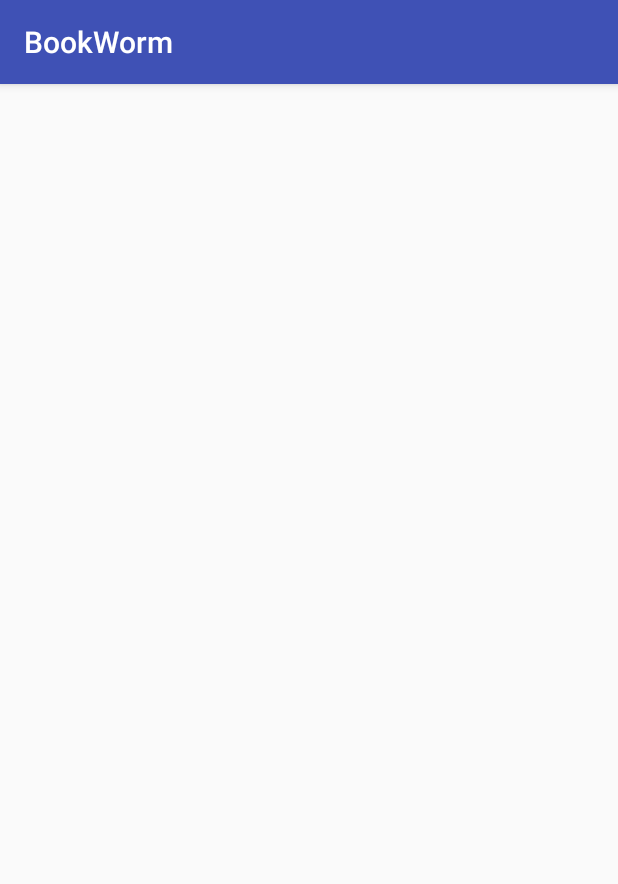
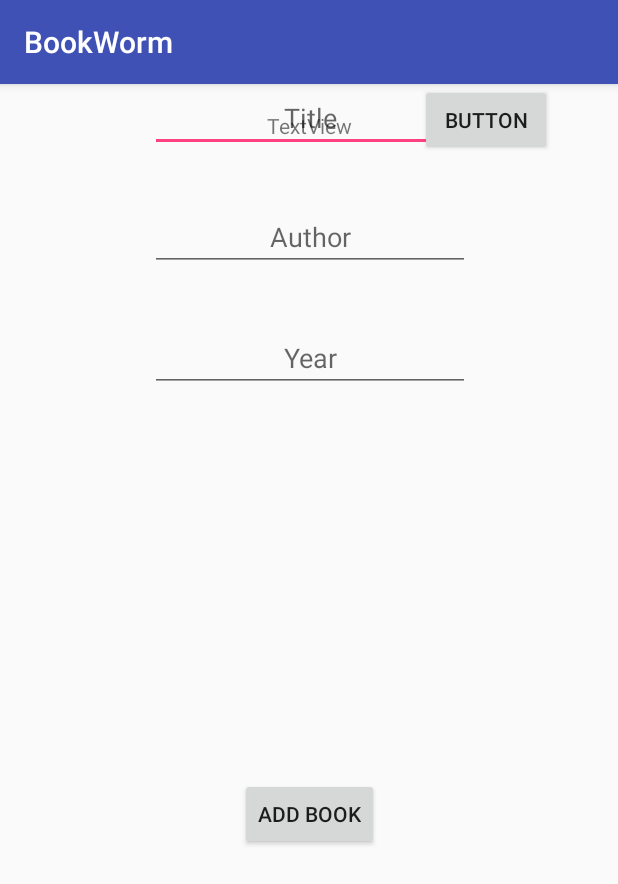
Before and after one commit to jgarcia162/Bookworm, an Android app: the screen it shows after launch (MainActivity), on a phone screen of 412 x 824 dp. Shown: the top 884 px of the screen. Run offline under Robolectric (Android 15) with nearby library versions, the phone set to English and light mode, and no system bars; libraries missing offline, so code that uses them is left out: io.objectbox, io.objectbox.android, io.objectbox.query; 3 statements that could not run were skipped.

Commit message:
implemented ObjectBox database, added edit texts and buttons for testing purposes

```diff
--- a/app/build.gradle
+++ b/app/build.gradle
@@ -1,4 +1,5 @@
 apply plugin: 'com.android.application'
+apply plugin: 'io.objectbox'
 
 android {
     compileSdkVersion 25
--- a/app/src/main/AndroidManifest.xml
+++ b/app/src/main/AndroidManifest.xml
@@ -2,7 +2,9 @@
 <manifest xmlns:android="http://schemas.android.com/apk/res/android"
     package="jose.com.bookworm">
 
+
     <application
+        android:name="jose.com.bookworm.App"
         android:allowBackup="true"
         android:icon="@mipmap/ic_launcher"
         android:label="@string/app_name"
@@ -18,4 +20,5 @@
         </activity>
     </application>
 
+
 </manifest>
--- /dev/null
+++ b/app/src/main/java/jose/com/bookworm/App.java
@@ -0,0 +1,29 @@
+package jose.com.bookworm;
+
+import android.app.Application;
+
+import io.objectbox.BoxStore;
+import io.objectbox.android.AndroidObjectBrowser;
+import jose.com.bookworm.model.MyObjectBox;
+
+/**
+ * Created by Joe on 10/23/17.
+ */
+
+public class App extends Application {
+
+    private BoxStore boxStore;
+
+    @Override
+    public void onCreate() {
+        super.onCreate();
+        boxStore = MyObjectBox.builder().androidContext(App.this).build();
+        if(BuildConfig.DEBUG){
+            new AndroidObjectBrowser(boxStore).start(this);
+        }
+    }
+
+    public BoxStore getBoxStore(){
+        return boxStore;
+    }
+}
--- a/app/src/main/java/jose/com/bookworm/MainActivity.java
+++ b/app/src/main/java/jose/com/bookworm/MainActivity.java
@@ -1,14 +1,67 @@
 package jose.com.bookworm;
 
+import android.os.Bundle;
 import android.support.v7.app.AppCompatActivity;
-import android.os.Bundle;
+import android.view.View;
+import android.widget.Button;
+import android.widget.EditText;
+import android.widget.TextView;
+
+import io.objectbox.Box;
+import io.objectbox.BoxStore;
+import io.objectbox.query.Query;
+import io.objectbox.query.QueryBuilder;
+import jose.com.bookworm.model.Book;
+import jose.com.bookworm.model.Book_;
 
 public class MainActivity extends AppCompatActivity {
+
+    private TextView textView;
+    private EditText titleEditText;
+    private EditText authorEditText;
+    private Button addBookButton;
+    private Button getBookButton;
+    private Box<Book> bookBox;
 
     @Override
     protected void onCreate(Bundle savedInstanceState) {
         super.onCreate(savedInstanceState);
-        setContentView(R.layout.activity_main);
+        setContentView(R.layout.add_book_layout);
         setTitle("BookWorm");
+
+        BoxStore boxStore =((App) getApplication()).getBoxStore();
+        bookBox = boxStore.boxFor(Book.class);
+
+        textView = (TextView) findViewById(R.id.textView);
+        titleEditText = (EditText) findViewById(R.id.title_edit_text);
+        authorEditText = (EditText) findViewById(R.id.author_edit_text);
+        addBookButton = (Button) findViewById(R.id.add_book_button);
+        getBookButton = (Button) findViewById(R.id.button);
+
+        addBookButton.setOnClickListener(new View.OnClickListener() {
+            @Override
+            public void onClick(View v) {
+                Book book = new Book();
+                book.setTitle(titleEditText.getText().toString());
+                book.setAuthor(authorEditText.getText().toString());
+                addBook(book);
+            }
+        });
+
+        getBookButton.setOnClickListener(new View.OnClickListener() {
+            @Override
+            public void onClick(View v) {
+                QueryBuilder<Book> queryBuilder = bookBox.query();
+                queryBuilder.equal(Book_.title,titleEditText.getText().toString());
+                Query<Book> query = queryBuilder.build();
+                String title = query.findFirst() == null ? "No Books": query.findFirst().getTitle();
+                textView.setText(title);
+            }
+        });
+
+    }
+
+    void addBook(Book book) {
+        bookBox.put(book);
     }
 }
--- a/app/src/main/res/layout/activity_main.xml
+++ /dev/null
@@ -1,9 +0,0 @@
-<?xml version="1.0" encoding="utf-8"?>
-<android.support.constraint.ConstraintLayout xmlns:android="http://schemas.android.com/apk/res/android"
-    xmlns:app="http://schemas.android.com/apk/res-auto"
-    xmlns:tools="http://schemas.android.com/tools"
-    android:layout_width="match_parent"
-    android:layout_height="match_parent"
-    tools:context="jose.com.bookworm.MainActivity">
-
-</android.support.constraint.ConstraintLayout>
--- /dev/null
+++ b/app/src/main/res/layout/add_book_layout.xml
@@ -0,0 +1,96 @@
+<?xml version="1.0" encoding="utf-8"?>
+<android.support.constraint.ConstraintLayout
+    xmlns:android="http://schemas.android.com/apk/res/android"
+    xmlns:app="http://schemas.android.com/apk/res-auto"
+    xmlns:tools="http://schemas.android.com/tools"
+    android:layout_width="match_parent"
+    android:layout_height="match_parent"
+    tools:context="jose.com.bookworm.MainActivity">
+
+    <EditText
+        android:id="@+id/title_edit_text"
+        android:layout_width="wrap_content"
+        android:layout_height="wrap_content"
+        android:layout_marginLeft="8dp"
+        android:layout_marginRight="8dp"
+        android:ems="10"
+        android:hint="Title"
+        android:inputType="textPersonName"
+        android:textAlignment="center"
+        app:layout_constraintHorizontal_bias="0.503"
+        app:layout_constraintLeft_toLeftOf="parent"
+        app:layout_constraintRight_toRightOf="parent"
+        tools:layout_editor_absoluteY="177dp" />
+
+    <EditText
+        android:id="@+id/author_edit_text"
+        android:layout_width="wrap_content"
+        android:layout_height="wrap_content"
+        android:layout_marginLeft="8dp"
+        android:layout_marginRight="8dp"
+        android:layout_marginTop="34dp"
+        android:ems="10"
+        android:hint="Author"
+        android:inputType="textPersonName"
+        android:textAlignment="center"
+        app:layout_constraintHorizontal_bias="0.503"
+        app:layout_constraintLeft_toLeftOf="parent"
+        app:layout_constraintRight_toRightOf="parent"
+        app:layout_constraintTop_toBottomOf="@+id/title_edit_text" />
+
+    <EditText
+        android:id="@+id/year_edit_text"
+        android:layout_width="wrap_content"
+        android:layout_height="wrap_content"
+        android:layout_marginLeft="8dp"
+        android:layout_marginRight="8dp"
+        android:layout_marginTop="35dp"
+        android:ems="10"
+        android:hint="Year"
+        android:inputType="textPersonName"
+        android:textAlignment="center"
+        app:layout_constraintHorizontal_bias="0.503"
+        app:layout_constraintLeft_toLeftOf="parent"
+        app:layout_constraintRight_toRightOf="parent"
+        app:layout_constraintTop_toBottomOf="@+id/author_edit_text" />
+
+    <Button
+        android:id="@+id/add_book_button"
+        android:layout_width="wrap_content"
+        android:layout_height="wrap_content"
+        android:text="Add Book"
+        android:layout_marginTop="8dp"
+        app:layout_constraintTop_toBottomOf="@+id/year_edit_text"
+        app:layout_constraintBottom_toBottomOf="parent"
+        android:layout_marginBottom="8dp"
+        android:layout_marginLeft="8dp"
+        app:layout_constraintLeft_toLeftOf="parent"
+        android:layout_marginRight="8dp"
+        app:layout_constraintRight_toRightOf="parent" />
+
+    <TextView
+        android:id="@+id/textView"
+        android:layout_width="wrap_content"
+        android:layout_height="wrap_content"
+        android:text="TextView"
+        app:layout_constraintTop_toTopOf="parent"
+        android:layout_marginTop="63dp"
+        android:layout_marginRight="8dp"
+        app:layout_constraintRight_toRightOf="parent"
+        android:layout_marginLeft="8dp"
+        app:layout_constraintLeft_toLeftOf="parent"
+        android:layout_marginBottom="8dp"
+        app:layout_constraintBottom_toTopOf="@+id/title_edit_text" />
+
+    <Button
+        android:id="@+id/button"
+        android:layout_width="wrap_content"
+        android:layout_height="wrap_content"
+        android:text="Button"
+        app:layout_constraintLeft_toRightOf="@+id/textView"
+        android:layout_marginLeft="8dp"
+        android:layout_marginRight="8dp"
+        app:layout_constraintRight_toRightOf="parent"
+        tools:layout_editor_absoluteY="95dp"
+        app:layout_constraintHorizontal_bias="0.508" />
+</android.support.constraint.ConstraintLayout>
--- a/build.gradle
+++ b/build.gradle
@@ -1,11 +1,14 @@
 // Top-level build file where you can add configuration options common to all sub-projects/modules.
 
 buildscript {
+    ext.objectboxVersion = '1.1.0'
     repositories {
         jcenter()
+        maven{url "http://objectbox.net/beta-repo/"}
     }
     dependencies {
         classpath 'com.android.tools.build:gradle:2.3.3'
+        classpath "io.objectbox:objectbox-gradle-plugin:$objectboxVersion"
 
         // NOTE: Do not place your application dependencies here; they belong
         // in the individual module build.gradle files
@@ -15,6 +18,7 @@ buildscript {
 allprojects {
     repositories {
         jcenter()
+        maven{url "http://objectbox.net/beta-repo/"}
     }
 }
 
```
Also changed, not shown: app/src/main/java/jose/com/bookworm/model/Book.java (added, +84 -0 lines), 1 other file.
